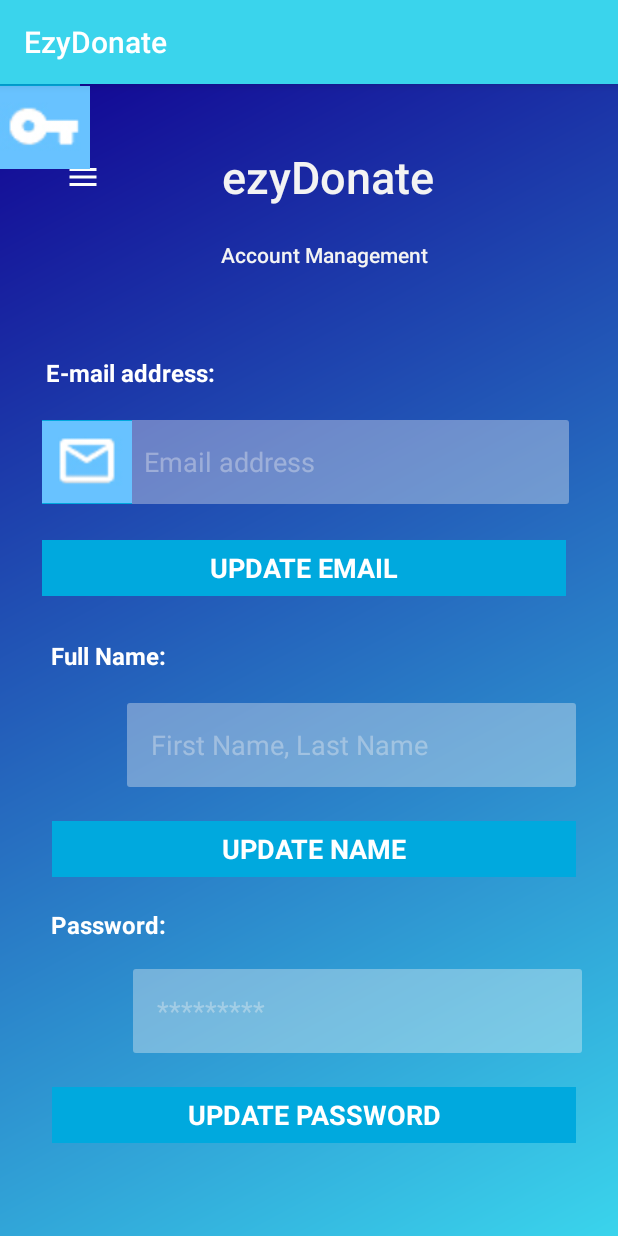
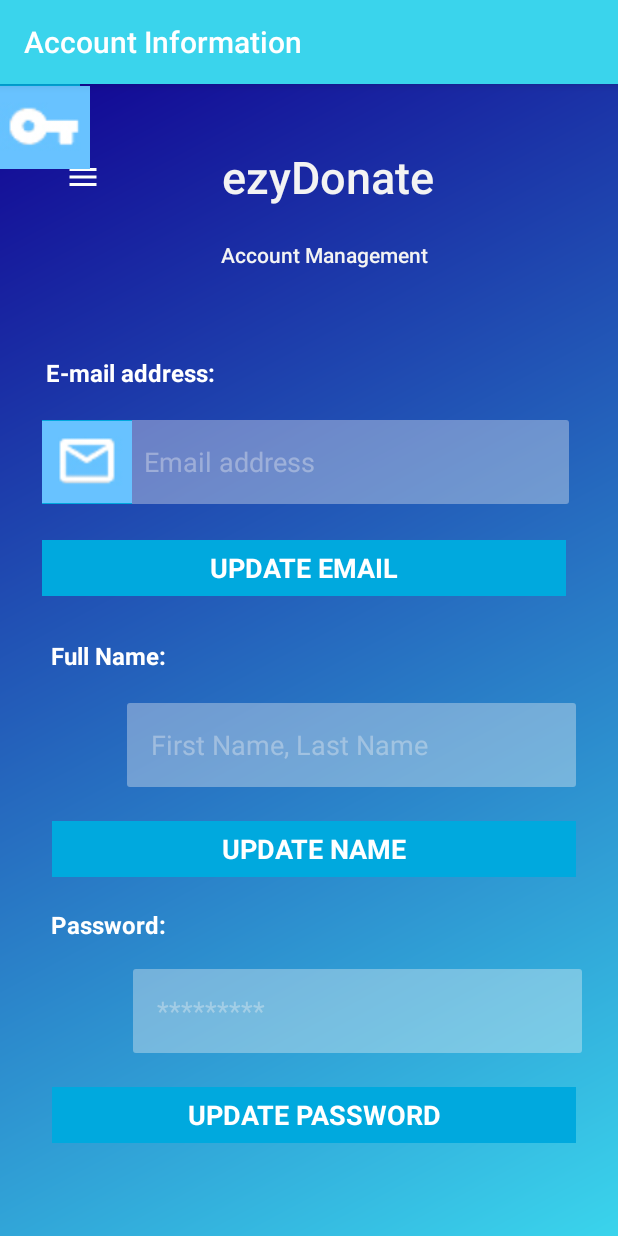
Before and after one commit to mikaelamcnamara/ezyDonate, an Android app: the fragment AccountFragment shown on its own in the app's theme, on a phone screen of 412 x 824 dp. Run offline under Robolectric (Android 15) with nearby library versions, the phone set to English and light mode, and no system bars; our stand-ins replace ButterKnife, Firebase (no records; nobody signed in at launch, a user with empty details on screens opened directly).

Commit message:
Account Mngment back-end

```diff
--- a/app/build.gradle
+++ b/app/build.gradle
@@ -42,5 +42,8 @@ dependencies {
     implementation 'com.android.support:mediarouter-v7:28.0.0'
     implementation 'com.android.support:cardview-v7:28.0.0'
     implementation 'android.arch.lifecycle:extensions:1.1.1'
+    //external lib
+    implementation 'com.jakewharton:butterknife:8.8.1'
+    annotationProcessor 'com.jakewharton:butterknife-compiler:8.8.1'
 }
 apply plugin: 'com.google.gms.google-services'
--- a/app/src/main/java/com/example/ezydonate/AccountFragment.java
+++ b/app/src/main/java/com/example/ezydonate/AccountFragment.java
@@ -1,16 +1,140 @@
 package com.example.ezydonate;
 
 import android.os.Bundle;
+import android.support.annotation.NonNull;
 import android.support.annotation.Nullable;
 import android.support.v4.app.Fragment;
+import android.util.Log;
 import android.view.LayoutInflater;
 import android.view.View;
 import android.view.ViewGroup;
+import android.widget.Button;
+import android.widget.TextView;
+import android.widget.Toast;
+
+import com.example.ezydonate.Model.UserInformation;
+import com.google.firebase.auth.FirebaseAuth;
+import com.google.firebase.auth.FirebaseUser;
+import com.google.firebase.database.DataSnapshot;
+import com.google.firebase.database.DatabaseError;
+import com.google.firebase.database.DatabaseReference;
+import com.google.firebase.database.FirebaseDatabase;
+import com.google.firebase.database.ValueEventListener;
+
+import butterknife.BindView;
+import butterknife.ButterKnife;
 
 public class AccountFragment extends Fragment {
-    @Nullable
+
+    private static final String TAG = "MainActivity";
+
+    /**
+     * Firebase stuff
+     */
+    private FirebaseDatabase mFirebaseDatabase;
+    private FirebaseAuth mAuth;
+    private FirebaseAuth.AuthStateListener mAuthListener;
+    private DatabaseReference myRef;
+    private String userID;
+    private UserInformation uInfo;
+
+
+    /**
+     *UI references
+     */
+    @BindView(R.id.tvFullname) TextView tvFullname;
+    @BindView(R.id.tvEmail) TextView tvEmail;
+    @BindView(R.id.tvPassword) TextView tvPassword;
+    @BindView(R.id.btnEdit) Button mBtnEdit;
+
+
+    public AccountFragment(){
+
+    }
+
     @Override
-    public View onCreateView(LayoutInflater inflater, @Nullable ViewGroup container, @Nullable Bundle savedInstanceState) {
-        return inflater.inflate(R.layout.fragment_account, container, false);
+    public void onCreate(@Nullable Bundle savedInstanceState) {
+        super.onCreate(savedInstanceState);
+        // Note the use of getActivity() to reference the Activity holding this fragment
+        getActivity().setTitle("Account Information");
     }
+
+
+
+    @Override
+    public View onCreateView(LayoutInflater inflater, @Nullable ViewGroup container,
+                             @Nullable Bundle savedInstanceState) {
+
+        View v = inflater.inflate(R.layout.fragment_account, container, false);
+
+        ButterKnife.bind(this,v);
+
+        return v;
+    }
+
+    public void onActivityCreated(Bundle savedInstanceState){
+        super.onActivityCreated(savedInstanceState);
+
+        mAuth = FirebaseAuth.getInstance();
+        mFirebaseDatabase = FirebaseDatabase.getInstance();
+        myRef = mFirebaseDatabase.getReference();
+        FirebaseUser user = mAuth.getCurrentUser();
+        userID = user.getUid();
+
+        mAuthListener = new FirebaseAuth.AuthStateListener() {
+            @Override
+            public void onAuthStateChanged(@NonNull FirebaseAuth firebaseAuth) {
+                FirebaseUser user = firebaseAuth.getCurrentUser();
+                if (user != null) {
+                    // User is signed in
+                    Log.d(TAG, "onAuthStateChanged:signed_in:" + user.getUid());
+                    toastMessage("Successfully signed in with: " + user.getEmail());
+                } else {
+                    // User is signed out
+                    Log.d(TAG, "onAuthStateChanged:signed_out");
+                    toastMessage("Successfully signed out.");
+                }
+
+            }
+        };
+
+        myRef.addValueEventListener(new ValueEventListener() {
+            @Override
+            public void onDataChange(@NonNull DataSnapshot dataSnapshot) {
+                // This method is called once with the initial value and again
+                // whenever data at this location is updated.
+                showData(dataSnapshot);
+            }
+
+            @Override
+            public void onCancelled(DatabaseError databaseError) {
+                // Failed to read value + add exception
+                Log.w(TAG, "Failed to read value.");
+            }
+        });
+    }
+    /**
+     * Get data from firebase and store in local string
+     * @param dataSnapshot
+     */
+    private void showData(DataSnapshot dataSnapshot) {
+        for (DataSnapshot ds : dataSnapshot.getChildren()) {
+            uInfo = new UserInformation();
+            uInfo.setFullname(ds.child(userID).getValue(UserInformation.class).getFullname()); //set the name
+            uInfo.setEmail(ds.child(userID).getValue(UserInformation.class).getEmail()); //set the email
+            //uInfo.setPassword(ds.child(userID).getValue(UserInformation.class).getPassword()); //set the password
+
+
+            tvFullname.setText("Full Name: " + uInfo.getFullname());
+            tvEmail.setText("Email: " + uInfo.getEmail());
+            //tvPassword.setText("Password: " + uInfo.getPassword());
+
+
+        }
+    }
+
+    private void toastMessage(String message){
+        Toast.makeText(getActivity(),message,Toast.LENGTH_SHORT).show();
+    }
+
 }
```
